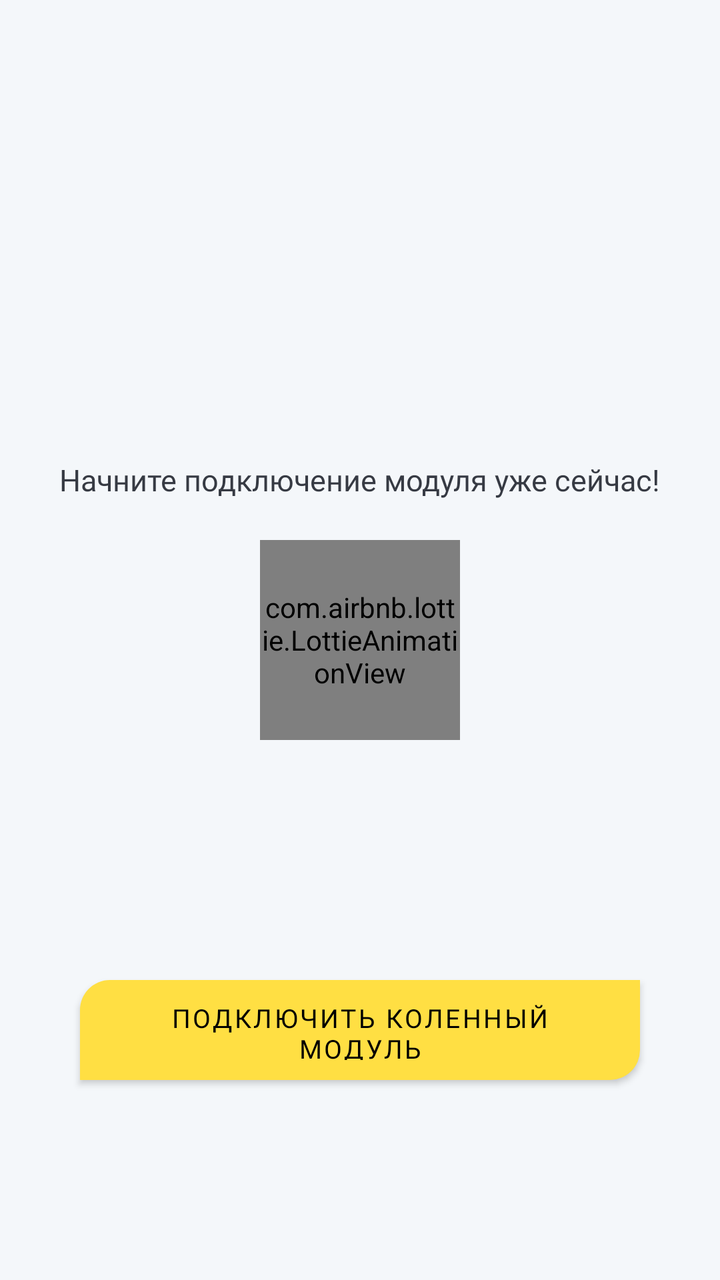
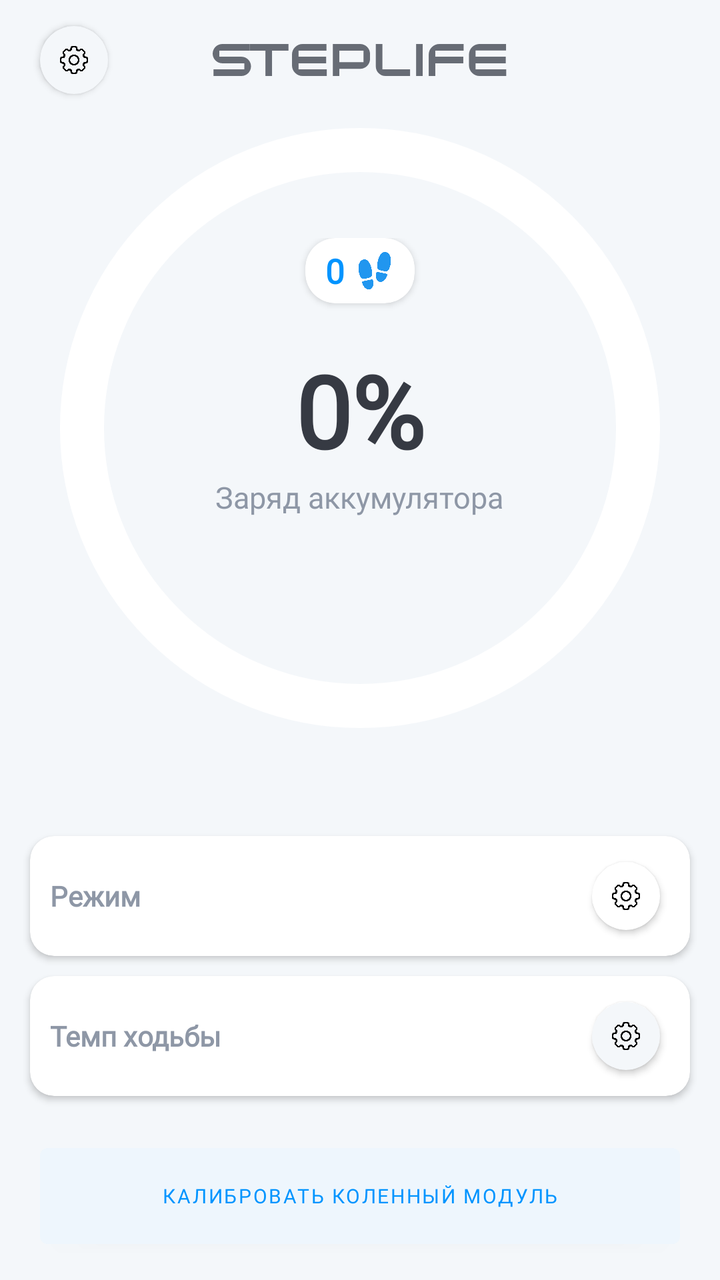

An Android layout rendered at two revisions. The XML below is the earlier revision; the diff shows what the commit changed to produce the second picture.
<!-- AndroidManifest.xml: application theme Theme.StepLifeApp -->
<!-- res/layout/fragment_dashboard.xml -->
<?xml version="1.0" encoding="utf-8"?>
<FrameLayout xmlns:android="http://schemas.android.com/apk/res/android"
    xmlns:app="http://schemas.android.com/apk/res-auto"
    xmlns:tools="http://schemas.android.com/tools"
    android:layout_width="match_parent"
    android:background="@color/MainGray"
    android:theme="@style/Theme.StepLifeApp.NoActionBar"
    android:layout_height="match_parent"
    tools:context=".ui.dashboard.DashboardFragment">

    <LinearLayout
        android:layout_width="match_parent"
        android:orientation="vertical"
        android:layout_height="match_parent">

        <FrameLayout
            android:layout_width="match_parent"
            android:layout_height="wrap_content">

            <TextView
                android:visibility="gone"
                android:layout_width="wrap_content"
                android:layout_height="wrap_content"
                android:layout_gravity="center"
                android:layout_marginTop="10dp"
                android:layout_marginBottom="10dp"
                android:fontFamily="@font/montserratsemibold"
                android:text="Модуль"
                android:textColor="@color/BlackSviut"
                android:textSize="17sp" />

        </FrameLayout>
        <FrameLayout
            android:layout_width="match_parent"
            android:layout_height="match_parent">


            <TextView
                android:id="@+id/DeviceText"
                android:layout_marginLeft="10dp"
                android:layout_marginRight="10dp"
                android:layout_width="wrap_content"
                android:layout_height="wrap_content"
                android:gravity="center"
                android:layout_marginBottom="80dp"
                android:layout_gravity="center"
                android:fontFamily="@font/montserratsemibold"
                android:text="Начните подключение модуля уже сейчас!"
                android:textColor="@color/BlackSviut"
                android:textSize="15sp" />


            <com.airbnb.lottie.LottieAnimationView
                android:id="@+id/animationView"
                android:layout_gravity="center"
                android:layout_width="100dp"
                android:layout_height="100dp"
                app:lottie_rawRes="@raw/wavedownloadanimation"
                app:lottie_autoPlay="true"
                app:lottie_loop="true"/>


            <Button
                android:id="@+id/buttonConnect"
                android:layout_width="match_parent"
                android:layout_height="50dp"

                android:layout_marginRight="40dp"
                android:layout_marginLeft="40dp"
                android:layout_gravity="bottom"
                android:layout_marginBottom="100dp"
                android:textSize="13dp"
                android:fontFamily="@font/montserratsemibold"
                android:background="@drawable/buttonstyle2"
                android:text="Подключить коленный модуль"
                android:textColor="@color/black"
                android:theme="@style/Theme.ButtonWhite"
                app:layout_constraintBottom_toBottomOf="parent"
                app:layout_constraintStart_toStartOf="parent" />
        </FrameLayout>
    </LinearLayout>

</FrameLayout>
<!-- resources referenced by this layout -->
<resources>
  <color name="BlackSviut">#363A43</color>
  <color name="MainGray">#F4F7FA</color>
  <color name="black">#FF000000</color>
  <!-- drawable buttonstyle2 (drawable) -->
  <?xml version="1.0" encoding="utf-8"?>
  <shape xmlns:android="http://schemas.android.com/apk/res/android"
      android:shape="rectangle">
      <solid android:color="@color/MainYellow"/>
  
  
  
      <corners
          android:topLeftRadius="15dp"
          android:topRightRadius="0dp"
          android:bottomLeftRadius="0dp"
          android:bottomRightRadius="15dp"/>
  </shape>
  <style name="Theme.ButtonWhite" parent="Base.Widget.AppCompat.Button.Colored">
          <item name="colorPrimary">@color/MainYellow</item>
      </style>
  <style name="Theme.StepLifeApp.NoActionBar">
          <item name="windowActionBar">false</item>
          <item name="windowNoTitle">true</item>
          <item name="windowActionBarOverlay">true</item>
          <item name="android:windowTranslucentNavigation">true</item>
          <item name="android:statusBarColor">@android:color/transparent</item>
          <item name="android:windowActivityTransitions">true</item>
      </style>
  <style name="Theme.StepLifeApp" parent="Theme.MaterialComponents.DayNight.DarkActionBar">
          
  
          
  
          
          <item name="android:statusBarColor">@android:color/transparent</item>
          
      </style>
  <color name="MainYellow">#FFDF43</color>
</resources>

<!-- the commit's change to res/layout/fragment_dashboard.xml (unified diff, before → after) -->
@@ -8,6 +8,9 @@
     android:layout_height="match_parent"
     tools:context=".ui.dashboard.DashboardFragment">
 
+
+
+
     <LinearLayout
         android:layout_width="match_parent"
         android:orientation="vertical"
@@ -15,69 +18,203 @@
 
         <FrameLayout
             android:layout_width="match_parent"
+            android:layout_height="60dp"
+            android:layout_marginTop="0dp">
+
+            <ImageView
+                android:id="@+id/imageView3"
+                android:layout_width="wrap_content"
+                android:layout_gravity="center"
+                android:layout_height="wrap_content"
+                android:src="@drawable/logosteplifebase" />
+
+
+            <androidx.cardview.widget.CardView
+                android:layout_width="34dp"
+                android:layout_height="34dp"
+                android:layout_gravity="left|center_vertical"
+                android:id="@+id/SettingModuleButton"
+                android:layout_marginLeft="20dp"
+                android:backgroundTint="@color/MainGray"
+                app:cardCornerRadius="100dp">
+                <ImageView
+
+                    android:layout_width="match_parent"
+                    android:layout_height="match_parent"
+                    android:layout_gravity="center"
+                    android:backgroundTint="@color/MainGray"
+
+                    android:padding="10dp"
+
+                    android:src="@drawable/free_icon_gear_1160356" />
+            </androidx.cardview.widget.CardView>
+        </FrameLayout>
+
+
+        <FrameLayout
+            android:layout_width="match_parent"
             android:layout_height="wrap_content">
 
+            <com.google.android.material.progressindicator.CircularProgressIndicator
+                android:id="@+id/ProgressBarBatteryCharge"
+                app:indicatorSize="300dp"
+                android:progress="0"
+                android:layout_gravity="center"
+                app:trackCornerRadius="15dp"
+                app:trackThickness="22dp"
+                android:rotation="360"
+                app:trackColor="@color/white"
+                app:indicatorColor="@color/MainBlue"
+                android:layout_width="wrap_content"
+                android:layout_height="wrap_content" />
+
+            <LinearLayout
+                android:layout_width="match_parent"
+                android:layout_height="wrap_content"
+                android:layout_marginBottom="25dp"
+                android:orientation="vertical"
+                android:layout_gravity="center"
+                android:gravity="top">
+
+                <androidx.cardview.widget.CardView
+                    android:layout_marginBottom="20dp"
+                    android:layout_width="wrap_content"
+                    android:layout_gravity="center_horizontal"
+                    app:cardCornerRadius="15dp"
+                    android:layout_height="wrap_content">
+                    <LinearLayout
+                        android:layout_width="wrap_content"
+                        android:layout_height="wrap_content"
+                        android:orientation="horizontal"
+                        android:layout_marginLeft="10dp"
+                        android:layout_marginTop="5dp"
+                        android:layout_marginBottom="5dp"
+                        android:layout_marginRight="10dp"
+                        android:gravity="center">
+                        <TextView
+                            android:textStyle="bold"
+                            android:layout_gravity="center"
+                            android:fontFamily="@font/normalidadcompactbold"
+                            android:layout_width="wrap_content"
+                            android:layout_height="wrap_content"
+                            android:text="0"
+                            android:textColor="@color/MainBlue"
+                            android:textSize="17dp"/>
+
+                        <ImageView
+                            android:layout_marginLeft="5dp"
+                            android:layout_width="20dp"
+                            android:layout_height="20dp"
+                            android:src="@drawable/footstep"/>
+                    </LinearLayout>
+                </androidx.cardview.widget.CardView>
+
+                <TextView
+                    android:id="@+id/TextViewBatteryCharge"
+                    android:textStyle="bold"
+                    android:layout_gravity="center"
+                    android:fontFamily="@font/normalidadcompactbold"
+                    android:layout_width="wrap_content"
+                    android:layout_height="wrap_content"
+                    android:text="0%"
+                    android:textColor="@color/BlackSviut"
+                    android:textSize="50dp"/>
+                <TextView
+                    android:textSize="15dp"
+                    android:fontFamily="@font/normalidadcompactbold"
+                    android:textColor="@color/MainGrayText"
+                    android:layout_gravity="center_horizontal"
+                    android:layout_width="wrap_content"
+                    android:layout_height="wrap_content"
+                    android:text="Заряд аккумулятора" />
+            </LinearLayout>
+        </FrameLayout>
+
+
+        <androidx.cardview.widget.CardView
+            android:layout_marginTop="50dp"
+            android:layout_width="match_parent"
+            android:layout_marginLeft="15dp"
+            android:layout_marginRight="15dp"
+            android:layout_height="60dp"
+            app:cardCornerRadius="12dp">
             <TextView
-                android:visibility="gone"
-                android:layout_width="wrap_content"
-                android:layout_height="wrap_content"
-                android:layout_gravity="center"
-                android:layout_marginTop="10dp"
-                android:layout_marginBottom="10dp"
-                android:fontFamily="@font/montserratsemibold"
-                android:text="Модуль"
-                android:textColor="@color/BlackSviut"
-                android:textSize="17sp" />
-
-        </FrameLayout>
-        <FrameLayout
-            android:layout_width="match_parent"
-            android:layout_height="match_parent">
-
-
+                android:textStyle="bold"
+                android:layout_marginLeft="10dp"
+                android:layout_gravity="left|center_vertical"
+                android:fontFamily="@font/montserratregular"
+                android:layout_width="wrap_content"
+                android:layout_height="wrap_content"
+                android:text="Режим"
+                android:textColor="@color/MainGrayText"
+                android:textSize="14dp"/>
+
+            <androidx.cardview.widget.CardView
+                android:layout_width="34dp"
+                android:layout_height="34dp"
+                android:layout_gravity="right|center_vertical"
+                android:layout_marginRight="15dp"
+                android:backgroundTint="@color/white"
+                app:cardCornerRadius="100dp">
+                <ImageView
+                    android:layout_width="match_parent"
+                    android:layout_height="match_parent"
+                    android:layout_gravity="center"
+                    android:padding="10dp"
+                    android:src="@drawable/free_icon_gear_1160356" />
+            </androidx.cardview.widget.CardView>
+        </androidx.cardview.widget.CardView>
+
+        <androidx.cardview.widget.CardView
+            android:layout_marginTop="10dp"
+            android:layout_width="match_parent"
+            android:layout_marginLeft="15dp"
+            android:layout_marginRight="15dp"
+            android:layout_height="60dp"
+            app:cardCornerRadius="12dp">
             <TextView
-                android:id="@+id/DeviceText"
+                android:textStyle="bold"
                 android:layout_marginLeft="10dp"
-                android:layout_marginRight="10dp"
-                android:layout_width="wrap_content"
-                android:layout_height="wrap_content"
-                android:gravity="center"
-                android:layout_marginBottom="80dp"
-                android:layout_gravity="center"
-                android:fontFamily="@font/montserratsemibold"
-                android:text="Начните подключение модуля уже сейчас!"
-                android:textColor="@color/BlackSviut"
-                android:textSize="15sp" />
-
-
-            <com.airbnb.lottie.LottieAnimationView
-                android:id="@+id/animationView"
-                android:layout_gravity="center"
-                android:layout_width="100dp"
-                android:layout_height="100dp"
-                app:lottie_rawRes="@raw/wavedownloadanimation"
-                app:lottie_autoPlay="true"
-                app:lottie_loop="true"/>
-
-
-            <Button
-                android:id="@+id/buttonConnect"
-                android:layout_width="match_parent"
-                android:layout_height="50dp"
-
-                android:layout_marginRight="40dp"
-                android:layout_marginLeft="40dp"
-                android:layout_gravity="bottom"
-                android:layout_marginBottom="100dp"
-                android:textSize="13dp"
-                android:fontFamily="@font/montserratsemibold"
-                android:background="@drawable/buttonstyle2"
-                android:text="Подключить коленный модуль"
-                android:textColor="@color/black"
-                android:theme="@style/Theme.ButtonWhite"
-                app:layout_constraintBottom_toBottomOf="parent"
-                app:layout_constraintStart_toStartOf="parent" />
-        </FrameLayout>
+                android:layout_gravity="left|center_vertical"
+                android:fontFamily="@font/montserratregular"
+                android:layout_width="wrap_content"
+                android:layout_height="wrap_content"
+                android:text="Темп ходьбы"
+                android:textColor="@color/MainGrayText"
+                android:textSize="14dp"/>
+
+            <androidx.cardview.widget.CardView
+                android:layout_width="34dp"
+                android:layout_height="34dp"
+                android:layout_gravity="right|center_vertical"
+                android:layout_marginRight="15dp"
+                android:backgroundTint="@color/MainGray"
+                app:cardCornerRadius="100dp">
+                <ImageView
+                    android:layout_width="match_parent"
+                    android:layout_height="match_parent"
+                    android:layout_gravity="center"
+                    android:backgroundTint="@color/MainGray"
+                    android:padding="10dp"
+                    android:src="@drawable/free_icon_gear_1160356" />
+            </androidx.cardview.widget.CardView>
+        </androidx.cardview.widget.CardView>
+
+        <Button
+            android:layout_width="match_parent"
+            android:layout_marginTop="20dp"
+            android:layout_height="60dp"
+            android:gravity="center"
+            android:layout_marginRight="20dp"
+            android:layout_marginLeft="20dp"
+            android:textSize="10dp"
+            android:textColor="@color/MainBlue"
+            android:backgroundTint="@color/secondBlue"
+            android:layout_gravity="bottom"
+            android:fontFamily="@font/montserratsemibold"
+            android:text="Калибровать коленный модуль"/>
+
+
     </LinearLayout>
 
 </FrameLayout>
<!-- resource entries referenced after the edit -->
@@ -1,25 +1,14 @@
 <!-- resources referenced by this layout -->
 <resources>
   <color name="BlackSviut">#363A43</color>
+  <color name="MainBlue">#0094FF</color>
   <color name="MainGray">#F4F7FA</color>
-  <color name="black">#FF000000</color>
-  <!-- drawable buttonstyle2 (drawable) -->
-  <?xml version="1.0" encoding="utf-8"?>
-  <shape xmlns:android="http://schemas.android.com/apk/res/android"
-      android:shape="rectangle">
-      <solid android:color="@color/MainYellow"/>
-  
-  
-  
-      <corners
-          android:topLeftRadius="15dp"
-          android:topRightRadius="0dp"
-          android:bottomLeftRadius="0dp"
-          android:bottomRightRadius="15dp"/>
-  </shape>
-  <style name="Theme.ButtonWhite" parent="Base.Widget.AppCompat.Button.Colored">
-          <item name="colorPrimary">@color/MainYellow</item>
-      </style>
+  <color name="MainGrayText">#8E97A6</color>
+  <color name="secondBlue">#eef6fd</color>
+  <color name="white">#FFFFFFFF</color>
+  <!-- drawable footstep: png bitmap (drawable, 34307 bytes) -->
+  <!-- drawable free_icon_gear_1160356: png bitmap (drawable, 23259 bytes) -->
+  <!-- drawable logosteplifebase: vector/xml drawable (drawable, 2106 chars, omitted) -->
   <style name="Theme.StepLifeApp.NoActionBar">
           <item name="windowActionBar">false</item>
           <item name="windowNoTitle">true</item>
@@ -37,6 +26,5 @@
           <item name="android:statusBarColor">@android:color/transparent</item>
           
       </style>
-  <color name="MainYellow">#FFDF43</color>
 </resources>
 
